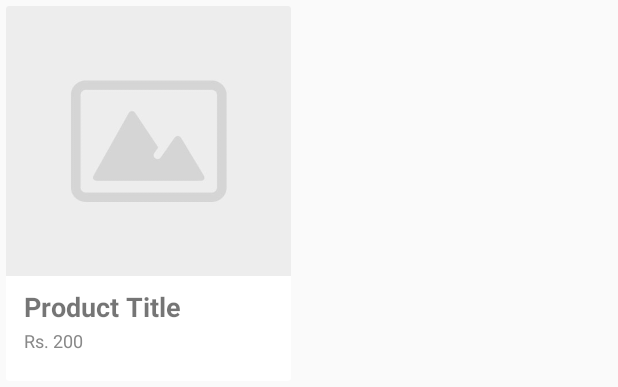
After one commit to sameed07/GroceryAdminFyp, an Android app: the layout product_adapter.xml on its own in the app's theme, with its tools: preview values and no code run, on a phone screen of 412 x 824 dp. The commit adds this screen. Shown: the top 387 px of the screen. Run offline under Robolectric (Android 15) with nearby library versions, the phone set to English and light mode, and no system bars.

Commit message:
Products loaded from firebase

```diff
--- a/app/src/main/res/layout/activity_add_product.xml
+++ b/app/src/main/res/layout/activity_add_product.xml
@@ -20,7 +20,7 @@
         android:layout_width="match_parent"
         android:layout_height="46dp"
         android:hint="Category Title"
-        android:id="@+id/edt_price"
+        android:id="@+id/edt_title"
 
         android:background="@drawable/edt_background"
         android:layout_margin="12dp"
@@ -31,7 +31,7 @@
         android:layout_width="match_parent"
         android:layout_height="46dp"
         android:hint="Price"
-        android:id="@+id/edt_title"
+        android:id="@+id/edt_price"
         android:background="@drawable/edt_background"
         android:layout_marginRight="12dp"
         android:layout_marginLeft="12dp"
--- a/app/src/main/res/layout/activity_product.xml
+++ b/app/src/main/res/layout/activity_product.xml
@@ -6,6 +6,7 @@
     xmlns:tools="http://schemas.android.com/tools"
     android:layout_width="match_parent"
     android:layout_height="match_parent"
+    android:background="#F1F1F1"
     tools:context="Activities.CateogryActivity">
 
 
--- /dev/null
+++ b/app/src/main/res/layout/product_adapter.xml
@@ -0,0 +1,48 @@
+<?xml version="1.0" encoding="utf-8"?>
+<LinearLayout xmlns:android="http://schemas.android.com/apk/res/android"
+    android:layout_width="wrap_content"
+    android:layout_height="wrap_content"
+    xmlns:app="http://schemas.android.com/apk/res-auto">
+
+   <androidx.cardview.widget.CardView
+       android:layout_width="190dp"
+       android:layout_height="250dp"
+       app:cardElevation="0dp"
+       android:layout_margin="4dp">
+
+       <LinearLayout
+           android:layout_width="match_parent"
+           android:layout_height="match_parent"
+           android:orientation="vertical">
+
+           <ImageView
+               android:layout_width="match_parent"
+               android:layout_height="180dp"
+               android:scaleType="fitXY"
+               android:src="@drawable/default_img"
+               android:id="@+id/product_img"/>
+
+           <TextView
+               android:layout_width="wrap_content"
+               android:layout_height="wrap_content"
+               android:text="Product Title"
+               android:id="@+id/txt_title"
+               android:layout_marginLeft="12dp"
+               android:layout_marginTop="8dp"
+               android:textSize="18sp"
+               android:textStyle="bold"
+               />
+
+           <TextView
+               android:id="@+id/txt_price"
+               android:layout_width="wrap_content"
+               android:layout_height="wrap_content"
+               android:layout_marginLeft="12dp"
+               android:layout_marginTop="2dp"
+               android:text="Rs. 200"
+               android:textColor="#898989"
+               android:textSize="12sp"
+               android:textStyle="normal" />
+       </LinearLayout>
+   </androidx.cardview.widget.CardView>
+</LinearLayout>
```
Also changed, not shown: app/src/main/java/Activities/AddProductActivity.java (+5 -2 lines), app/src/main/java/Activities/ProductActivity.java (+62 -0 lines), app/src/main/java/Adapters/ProductAdapter.java (added, +75 -0 lines), app/src/main/java/Model/ProductModel.java (added, +82 -0 lines).
